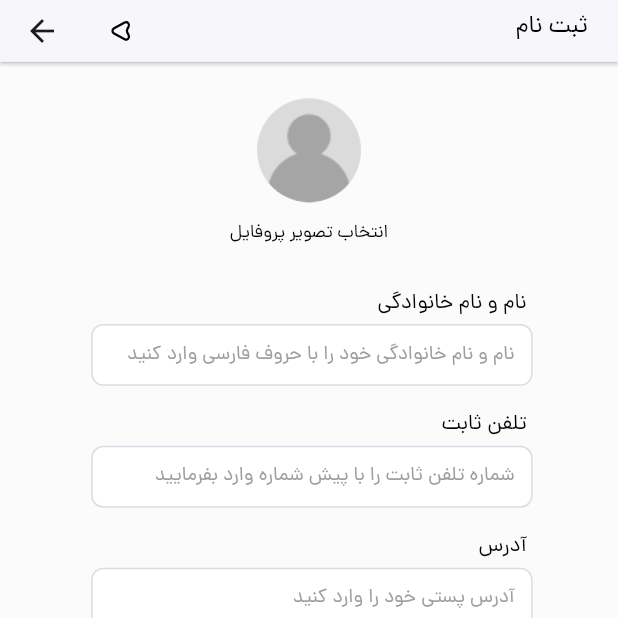
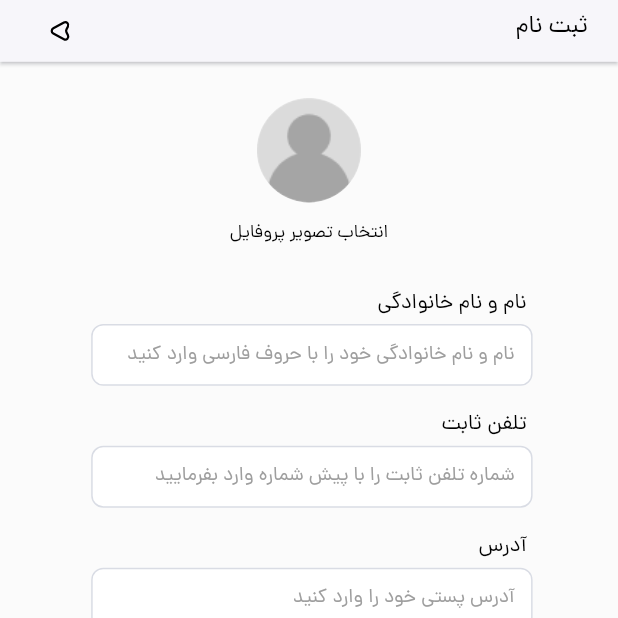
Before and after one commit to PooriaSr/watch_store, a Flutter app: the UserRegisterScreen screen opened by its route, on a phone screen of 412 x 824 dp, the top half of it. Run offline on Flutter 3.47's test engine with Material 3 defaults, Android fonts, the phone set to English and light mode, and no system bars; our stand-ins replace flutter_spinkit, flutter_svg.

Commit message:
main screen implemented

```diff
--- a/lib/components/text_styles.dart
+++ b/lib/components/text_styles.dart
@@ -32,4 +32,14 @@ class LightAppTextStyles {
       fontSize: 14,
       fontWeight: FontWeight.w400,
       color: Color.fromARGB(255, 0, 117, 251));
+  static const TextStyle btmNavActiveItem = TextStyle(
+      fontFamily: FontFamily.dana,
+      fontSize: 14,
+      fontWeight: FontWeight.w400,
+      color: LightAppColors.btmNavActiveItem);
+  static const TextStyle btmNavInActiveItem = TextStyle(
+      fontFamily: FontFamily.dana,
+      fontSize: 14,
+      fontWeight: FontWeight.w400,
+      color: LightAppColors.btmNavInActiveItem);
 }
--- a/lib/route/routes.dart
+++ b/lib/route/routes.dart
@@ -1,13 +1,15 @@
 import 'package:flutter/material.dart';
 import 'package:watch_store/route/screen_names.dart';
-import 'package:watch_store/screens/register/get_otp_screen.dart';
-import 'package:watch_store/screens/register/user_register_screen.dart';
-import 'package:watch_store/screens/register/verify_otp_screen.dart';
+import 'package:watch_store/screens/main_screen/main_screen.dart';
+import 'package:watch_store/screens/register_screen/get_otp_screen.dart';
+import 'package:watch_store/screens/register_screen/user_register_screen.dart';
+import 'package:watch_store/screens/register_screen/verify_otp_screen.dart';
 import 'package:watch_store/screens/splash_screen.dart';
 
 Map<String, Widget Function(BuildContext)> routes = {
   ScreenNames.root: (context) => const SplashScreen(),
   ScreenNames.getOtpScreen: (context) => const GetOtpScreen(),
   ScreenNames.verifyOtpScreen: (context) => const VerifyOtpScreen(),
-  ScreenNames.userRegisterScreen: (context) => const UserRegisterScreen()
+  ScreenNames.userRegisterScreen: (context) => const UserRegisterScreen(),
+  ScreenNames.mainScreen: (context) => const MainScreen()
 };
--- a/lib/route/screen_names.dart
+++ b/lib/route/screen_names.dart
@@ -5,4 +5,5 @@ class ScreenNames {
   static const getOtpScreen = "/getOtpScreen";
   static const verifyOtpScreen = "/verifyOtpScreen";
   static const userRegisterScreen = "/userRegisterScreen";
+  static const mainScreen = "/mainScreen";
 }
--- a/lib/screens/register/user_register_screen.dart
+++ b/lib/screens/register_screen/user_register_screen.dart
@@ -3,6 +3,7 @@ import 'package:watch_store/components/extensions.dart';
 import 'package:watch_store/gen/assets.gen.dart';
 import 'package:watch_store/resource/dimens.dart';
 import 'package:watch_store/resource/strings.dart';
+import 'package:watch_store/route/screen_names.dart';
 import 'package:watch_store/widgets/app_avatar.dart';
 import 'package:watch_store/widgets/main_app_button.dart';
 import 'package:watch_store/widgets/app_text_field.dart';
@@ -20,11 +21,11 @@ class UserRegisterScreen extends StatelessWidget {
       onTap: () => FocusScope.of(context).unfocus(),
       child: Scaffold(
         resizeToAvoidBottomInset: false,
-        appBar: PreferredSize(
-            preferredSize: Size.fromHeight(phoneSize.height / 20),
-            child: MainAppBar(
-                title: AppStrings.register,
-                icon: SvgPicture.asset(Assets.svg.back))),
+        appBar: MainAppBar(
+          title: AppStrings.register,
+          icon: SvgPicture.asset(Assets.svg.back),
+          size: Size.fromHeight(phoneSize.height / 20),
+        ),
         body: SafeArea(
           child: SingleChildScrollView(
             reverse: true,
@@ -62,7 +63,10 @@ class UserRegisterScreen extends StatelessWidget {
                     icon: const Icon(Icons.location_on_outlined),
                   ),
                   AppDimens.xxxLarge.sizedBoxHeight,
-                  MainAppButton(onPressed: () {}, title: AppStrings.register),
+                  MainAppButton(
+                      onPressed: () =>
+                          Navigator.pushNamed(context, ScreenNames.mainScreen),
+                      title: AppStrings.register),
                   (MediaQuery.of(context).viewInsets.bottom / 1.4)
                       .sizedBoxHeight,
                 ],
--- a/lib/widgets/main_app_bar.dart
+++ b/lib/widgets/main_app_bar.dart
@@ -3,14 +3,20 @@ import 'package:watch_store/components/text_styles.dart';
 import 'package:watch_store/resource/colors.dart';
 import 'package:watch_store/resource/dimens.dart';
 
-class MainAppBar extends StatelessWidget {
+class MainAppBar extends StatelessWidget implements PreferredSize {
   final String title;
   final Widget icon;
-  const MainAppBar({super.key, required this.title, required this.icon});
+  final Size size;
+  const MainAppBar(
+      {super.key,
+      required this.title,
+      this.icon = const SizedBox(),
+      required this.size});
 
   @override
   Widget build(BuildContext context) {
     return AppBar(
+      automaticallyImplyLeading: false,
       backgroundColor: LightAppColors.appbar,
       shadowColor: LightAppColors.appbarShadow,
       elevation: 1,
@@ -18,7 +24,7 @@ class MainAppBar extends StatelessWidget {
       title: Row(
         mainAxisAlignment: MainAxisAlignment.spaceBetween,
         children: [
-          icon,
+          IconButton(onPressed: () => Navigator.pop(context), icon: icon),
           Padding(
             padding: const EdgeInsets.only(bottom: AppDimens.xSmall),
             child: Text(
@@ -30,4 +36,10 @@ class MainAppBar extends StatelessWidget {
       ),
     );
   }
+
+  @override
+  Widget get child => throw UnimplementedError();
+
+  @override
+  Size get preferredSize => size;
 }
```
Also changed, not shown: lib/screens/main_screen/main_screen.dart (added, +31 -0 lines), lib/screens/register_screen/get_otp_screen.dart (renamed from lib/screens/register/get_otp_screen.dart, +6 -1 lines), lib/screens/register_screen/verify_otp_screen.dart (renamed from lib/screens/register/verify_otp_screen.dart, +9 -1 lines), lib/widgets/app_icon_btn.dart (added, +46 -0 lines), lib/widgets/main_btn_nav.dart (added, +48 -0 lines), lib/screens/main_screen.dart (deleted).
